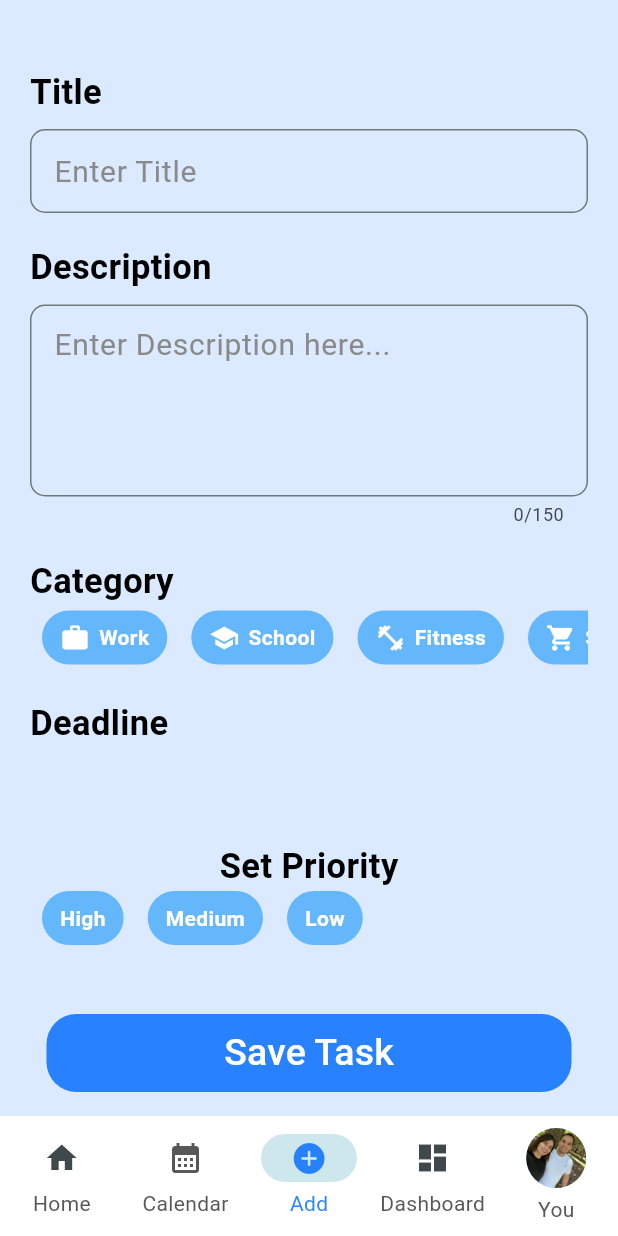
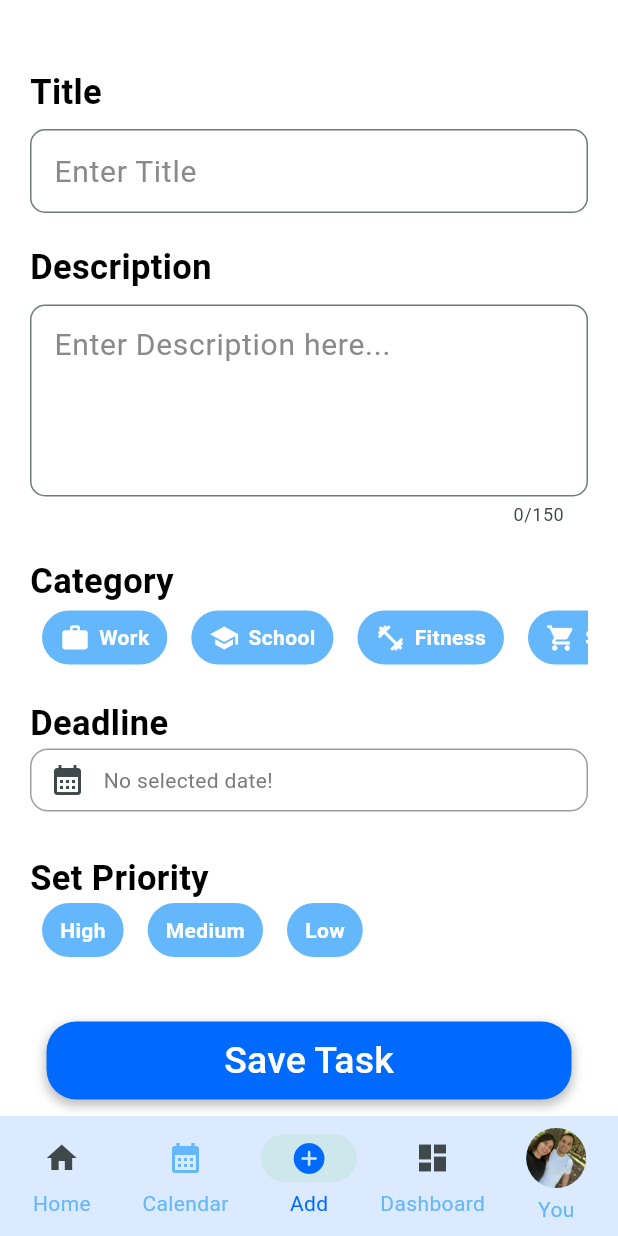
Before and after one commit to Appnalyze/MyTaskBox, a Flutter app: the screen it shows after launch, item 3 of the bottom bar chosen, after a tap on "Save Task", on a phone screen of 412 x 824 dp. Run offline on Flutter 3.47's test engine with Material 3 defaults, Android fonts, the phone set to English and light mode, and no system bars.

Commit message:
Add page sample

```diff
--- a/mytaskbox/lib/color/colors_const.dart
+++ b/mytaskbox/lib/color/colors_const.dart
@@ -1,5 +1,5 @@
 import 'package:flutter/material.dart';
 
-Color backGroundColor =  Color.fromARGB(255, 219, 234, 255);
-Color iconFocus = Color.fromARGB(208, 0, 106, 255);
-Color iconColor = const Color.fromARGB(255, 87, 87, 87);
+Color backGroundColor =  const Color.fromARGB(255, 219, 234, 255);
+Color iconFocus = const Color.fromARGB(255, 0, 106, 255);
+Color iconColor = const Color.fromARGB(255, 101, 183, 251);
--- a/mytaskbox/lib/my_tasks.dart
+++ b/mytaskbox/lib/my_tasks.dart
@@ -30,12 +30,12 @@ class _MyTasksState extends State<MyTasks> {
   Widget build(BuildContext context) {
     return Scaffold(
       extendBody: true,
-      backgroundColor: backGroundColor,
+      backgroundColor: Colors.white,
       bottomNavigationBar: ClipRect(
         child: BackdropFilter(
           filter: ImageFilter.blur(sigmaX: 10, sigmaY: 10),
           child: NavigationBar(
-            backgroundColor: Colors.white,
+            backgroundColor: backGroundColor,
             surfaceTintColor: Colors.transparent,
             labelTextStyle: WidgetStateTextStyle.resolveWith((states) {
               if (states.contains(WidgetState.selected)) {
--- a/mytaskbox/lib/pages/add_task_page.dart
+++ b/mytaskbox/lib/pages/add_task_page.dart
@@ -1,8 +1,9 @@
 import 'package:flutter/material.dart';
-import 'package:mytaskbox/color/colors_const.dart';
 import 'package:mytaskbox/widgets/category_list.dart';
+import 'package:mytaskbox/widgets/deadline_date.dart';
 import 'package:mytaskbox/widgets/descriptioen_field.dart';
 import 'package:mytaskbox/widgets/priority_list.dart';
+import 'package:mytaskbox/widgets/style_button.dart';
 import 'package:mytaskbox/widgets/title_field.dart';
 
 class AddTaskPage extends StatelessWidget {
@@ -18,36 +19,10 @@ class AddTaskPage extends StatelessWidget {
           TitleField(),
           DescriptioenField(),
           CategoryList(),
-          Container(
-            height: 75,
-            margin: EdgeInsets.only(left: 20, right: 20, top: 20),
-            child: Text(
-              "Deadline",
-              style: TextStyle(
-                color: Colors.black,
-                fontWeight: FontWeight.bold,
-                fontSize: 23,
-              ),
-            ),
-          ),
+          DeadlineDate(),
           PriorityList(),
           SizedBox(height: 40),
-          Center(
-            child: Container(
-              width: 350,
-              decoration: BoxDecoration(
-                color: iconFocus,
-                borderRadius: BorderRadius.circular(20),
-              ),
-              child: TextButton(
-                onPressed: () {},
-                child: Text(
-                  "Save Task",
-                  style: TextStyle(color: Colors.white, fontSize: 25),
-                ),
-              ),
-            ),
-          ),
+          StyleButton()
         ],
       ),
     );
--- a/mytaskbox/lib/pages/home_page.dart
+++ b/mytaskbox/lib/pages/home_page.dart
@@ -13,10 +13,10 @@ class _HomepageState extends State<Homepage> {
     return Column(
       children: [
         SizedBox(height: 8),
-        Container(height: 162, width: 300, color: Colors.white),
+        Container(height: 162, width: 300, color: Colors.blue),
         SizedBox(height: 15),
 
-        Container(height: 85, width: 300, color: Colors.white),
+        Container(height: 85, width: 300, color: Colors.blue),
         SizedBox(height: 15),
         Expanded(
           child: SingleChildScrollView(
--- /dev/null
+++ b/mytaskbox/lib/widgets/deadline_date.dart
@@ -0,0 +1,48 @@
+import 'package:flutter/material.dart';
+
+class DeadlineDate extends StatefulWidget {
+  const DeadlineDate({super.key});
+
+  @override
+  State<DeadlineDate> createState() => _DeadlineDateState();
+}
+
+class _DeadlineDateState extends State<DeadlineDate> {
+  @override
+  Widget build(BuildContext context) {
+    return Container(
+      height: 75,
+      margin: EdgeInsets.only(left: 20, right: 20, top: 20),
+      child: Column(
+        crossAxisAlignment: CrossAxisAlignment.start,
+        children: [
+          Text(
+            "Deadline",
+            style: TextStyle(
+              color: Colors.black,
+              fontWeight: FontWeight.bold,
+              fontSize: 23,
+            ),
+          ),
+          Expanded(
+            child: Container(
+              decoration: BoxDecoration(
+                border: Border.all(color: Colors.grey),
+                borderRadius: BorderRadius.circular(12),
+              ),
+              child: Row(
+                children: [
+                  IconButton(
+                    onPressed: () {},
+                    icon: Icon(Icons.calendar_month),
+                  ),
+                  Text("No selected date!", style: TextStyle(color: const Color.fromARGB(255, 122, 122, 122)),)
+                ],
+              ),
+            ),
+          ),
+        ],
+      ),
+    );
+  }
+}
--- a/mytaskbox/lib/widgets/priority_list.dart
+++ b/mytaskbox/lib/widgets/priority_list.dart
@@ -8,6 +8,8 @@ class PriorityList extends StatefulWidget {
 }
 
 class _PriorityListState extends State<PriorityList> {
+
+
   final List<Map<String, dynamic>> priorities = [
     {"name": 'High', "color": Colors.red},
     {"name": 'Medium', "color": Colors.yellow},
@@ -17,12 +19,13 @@ class _PriorityListState extends State<PriorityList> {
   int? _isSelectedPriority;
   @override
   Widget build(BuildContext context) {
-    return
-          Container(
-            height: 75,
+    return Container(
+      height: 80,
       margin: EdgeInsets.only(left: 20, right: 20, top: 20),
       child: Column(
+        crossAxisAlignment: CrossAxisAlignment.start,
         children: [
+          SizedBox(height: 8),
           Text(
             "Set Priority",
             style: TextStyle(
@@ -54,7 +57,6 @@ class _PriorityListState extends State<PriorityList> {
                           ? priority["color"]
                           : const Color.fromARGB(255, 101, 183, 251),
                       borderRadius: BorderRadius.circular(20),
-
                     ),
                     child: Text(
                       priority["name"],
--- /dev/null
+++ b/mytaskbox/lib/widgets/style_button.dart
@@ -0,0 +1,40 @@
+import 'package:flutter/material.dart';
+import 'package:mytaskbox/color/colors_const.dart';
+
+class StyleButton extends StatefulWidget {
+  const StyleButton({super.key});
+
+  @override
+  State<StyleButton> createState() => _StyleButtonState();
+}
+
+class _StyleButtonState extends State<StyleButton> {
+  @override
+  Widget build(BuildContext context) {
+    return Center(
+      child: Container(
+        width: 350,
+        decoration: BoxDecoration(
+          color: iconFocus,
+          borderRadius: BorderRadius.circular(20),
+          boxShadow: [
+            BoxShadow(
+              spreadRadius: 1,
+              color: Colors.black26,
+              offset: Offset(0, 3),
+              blurRadius: 5,
+              blurStyle: BlurStyle.normal
+            )
+          ]
+        ),
+        child: TextButton(
+          onPressed: () {},
+          child: Text(
+            "Save Task",
+            style: TextStyle(color: Colors.white, fontSize: 25),
+          ),
+        ),
+      ),
+    );
+  }
+}
```
Lines whose indentation alone changed are shown as unchanged.
